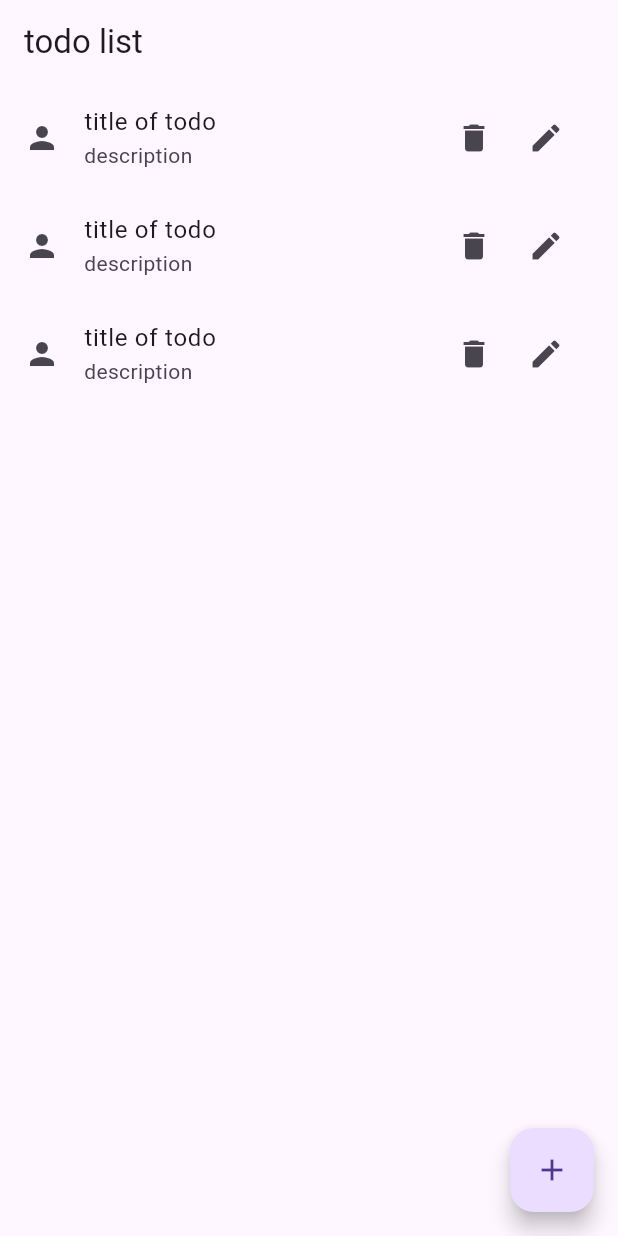
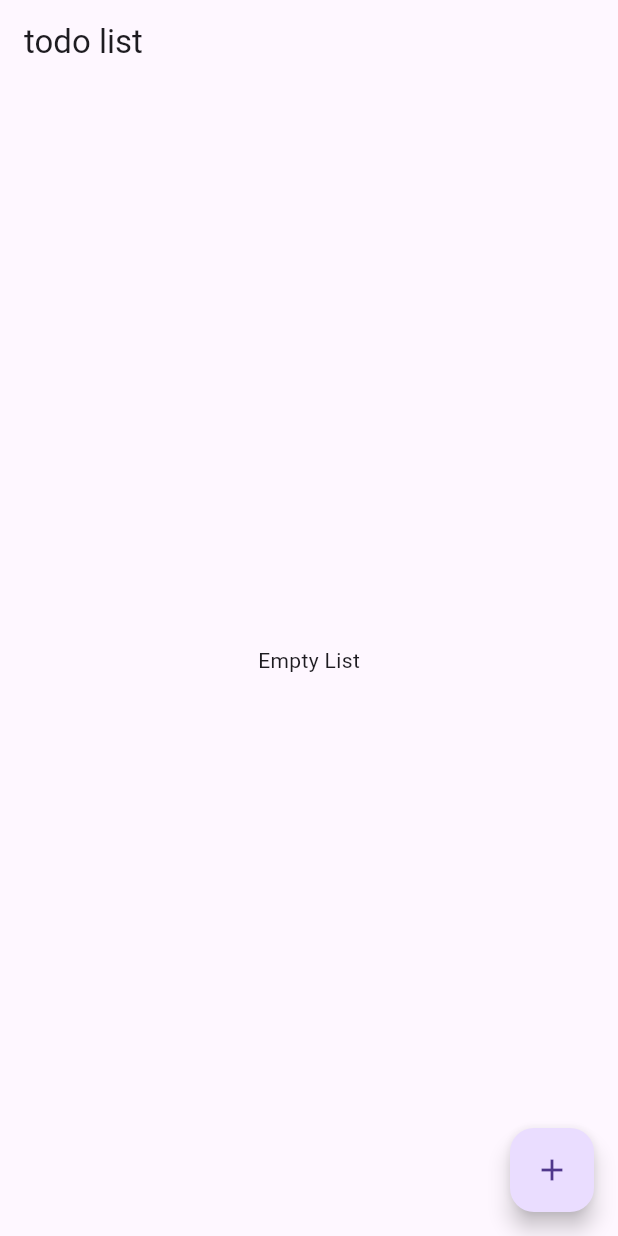
Before and after one commit to AshirRahman/CRUD_Project, a Flutter app: the screen it shows after launch, on a phone screen of 412 x 824 dp. Run offline on Flutter 3.47's test engine with Material 3 defaults, Android fonts, the light colour scheme and no system bars.

Commit message:
add todo, delete todo, functions

```diff
--- a/lib/screens/home_screen.dart
+++ b/lib/screens/home_screen.dart
@@ -1,4 +1,5 @@
 import 'package:android_projects/screens/add_new_todo_screen.dart';
+import 'package:android_projects/screens/todo.dart';
 import 'package:android_projects/screens/update_home_screen.dart';
 import 'package:flutter/material.dart';
 
@@ -10,20 +11,45 @@ class HomeScreen extends StatefulWidget {
 }
 
 class _HomeScreenState extends State<HomeScreen> {
+
+  final List<Todo> listOfTodo = [];
+
+  void _addTodo(Todo todo){
+    listOfTodo.add(todo);
+    setState(() {});
+  }
+
+  void _deleteTodo(int index){
+    listOfTodo.removeAt(index);
+    setState(() {});
+  }
+
+  void _updateTodo(int index, Todo todo){
+    listOfTodo[index] = todo;
+    setState(() {});
+  }
+
   @override
   Widget build(BuildContext context) {
     return Scaffold(
       appBar: AppBar(title: Text('todo list')),
-      body: ListView.builder(
-        itemCount: 3,
+      body: Visibility(
+        visible: listOfTodo.isNotEmpty,
+        replacement: Center(child: Text('Empty List')),
+        child: ListView.builder(
+          itemCount: listOfTodo.length,
           itemBuilder: (context, index) {
+            Todo todo = listOfTodo[index];
             return ListTile(
-            title: Text('title of todo'),
-            subtitle: Text('description'),
+              title: Text(todo.title),
+              subtitle: Text(todo.description),
               trailing: Wrap(
                 children: [
                   IconButton(
-                  onPressed: _showChangeStatusDialog,
+                    onPressed: () {
+                      _deleteTodo(index);
+                    },
+                    // onPressed: _showChangeStatusDialog,
                     icon: Icon(Icons.delete),
                   ),
                   IconButton(
@@ -32,7 +58,7 @@ class _HomeScreenState extends State<HomeScreen> {
                   ),
                 ],
               ),
-            leading: Icon(Icons.person),
+              leading: Text(todo.status.name),
               onTap: () {
                 Navigator.push(
                   context,
@@ -44,12 +70,16 @@ class _HomeScreenState extends State<HomeScreen> {
             );
           },
         ),
+      ),
       floatingActionButton: FloatingActionButton(
-        onPressed: () {
-          Navigator.push(
+        onPressed: () async {
+          Todo? todo = await Navigator.push(
             context,
             MaterialPageRoute(builder: (context) => const AddNewTodoScreen()),
           );
+          if (todo != null) {
+            _addTodo(todo);
+          }
         },
         child: Icon(Icons.add),
       ),
--- /dev/null
+++ b/lib/screens/todo.dart
@@ -0,0 +1,19 @@
+class Todo{
+  String title;
+  String description;
+  TodoStatus status;
+
+  Todo({
+    required this.title,
+    required this.description,
+    this.status = TodoStatus.idle,
+  });
+
+}
+
+enum TodoStatus {
+  idle,
+  inProgress,
+  done,
+
+}
--- a/lib/screens/update_home_screen.dart
+++ b/lib/screens/update_home_screen.dart
@@ -31,7 +31,7 @@ class _UpdateHomeScreenState extends State<UpdateHomeScreen> {
                 ),
               ],
             ),
-            leading: Icon(Icons.person),
+            leading: Text('status'),
             // s
           );
         },
```
Also changed, not shown: lib/screens/add_new_todo_screen.dart (+11 -1 lines). Lines whose indentation alone changed are shown as unchanged.
